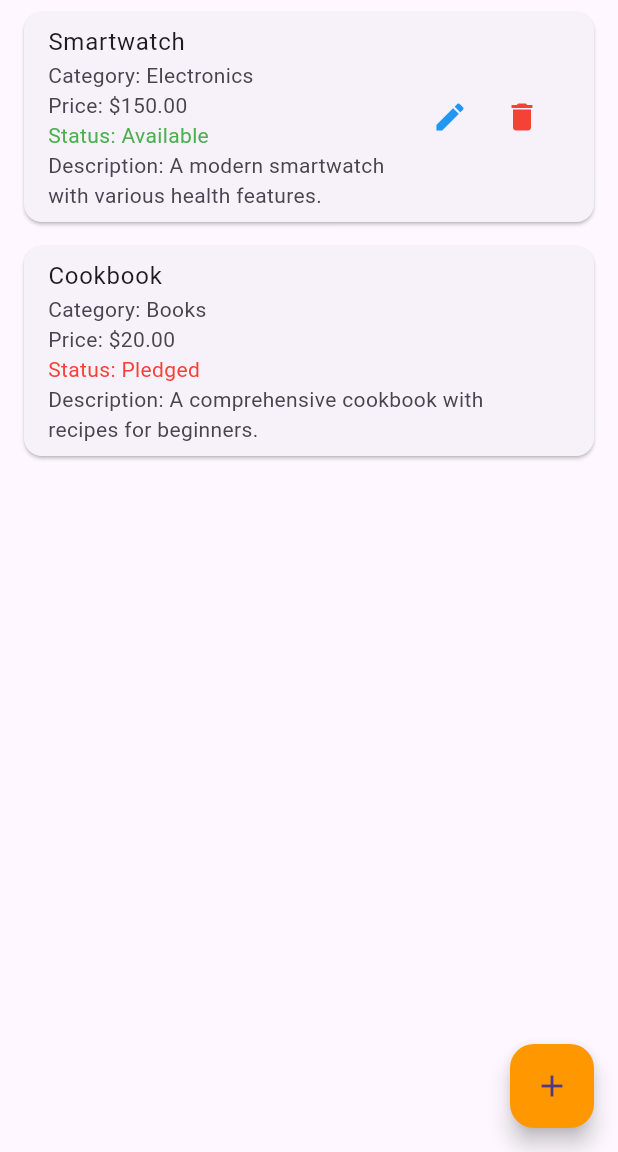
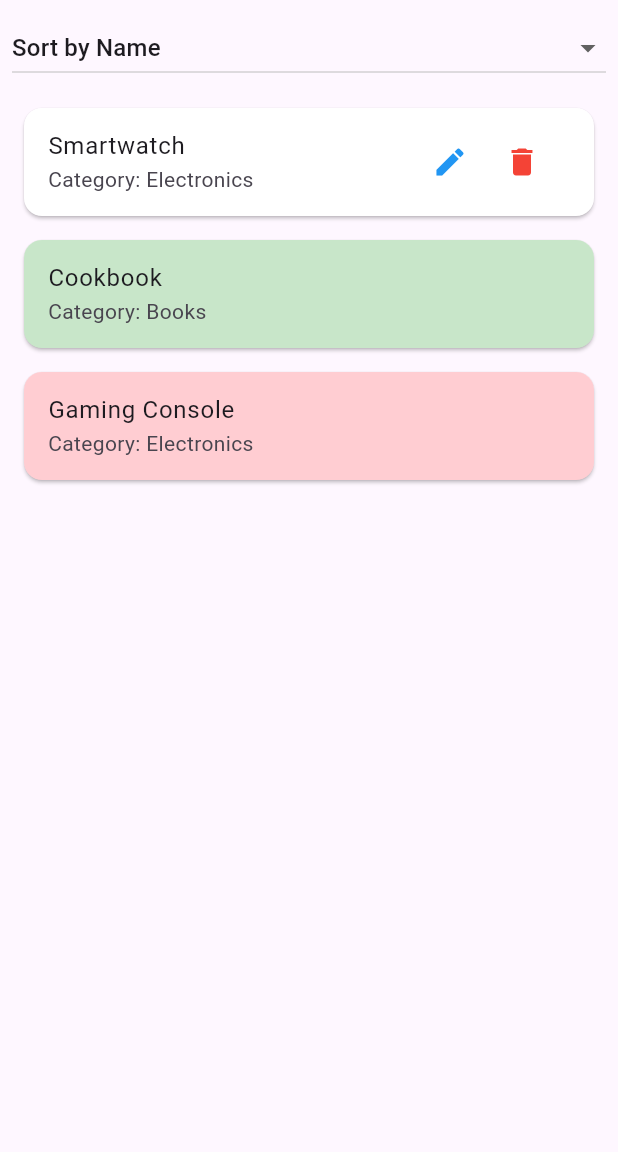
Before and after one commit to habibayasserr/HedieatyApp, a Flutter app: the GiftListView screen opened directly with empty values, on a phone screen of 412 x 824 dp, the part 84-1236 px from its top. Run offline on Flutter 3.47's test engine with Material 3 defaults, Android fonts, the phone set to English and light mode, and no system bars; our stand-ins replace cloud_firestore, firebase_auth; accounts and stored records are empty.

Commit message:
Updated the gift list page to change the color of the card according to the status

```diff
--- a/lib/views/gift_list_view.dart
+++ b/lib/views/gift_list_view.dart
@@ -1,11 +1,11 @@
 import 'package:flutter/material.dart';
-import '../models/event_model.dart';
 import '../models/gift_model.dart';
 import '../widgets/custom_header.dart';
 import 'gift_details_view.dart';
+import '../models/event_model.dart';
 
 class GiftListView extends StatefulWidget {
-  final Event event;
+  final Event event; // Pass the associated event
 
   const GiftListView({Key? key, required this.event}) : super(key: key);
 
@@ -19,34 +19,38 @@ class _GiftListViewState extends State<GiftListView> {
       name: 'Smartwatch',
       category: 'Electronics',
       status: 'Available',
-      price: 150.0,
+      price: 1500.0,
       description: 'A modern smartwatch with various health features.',
     ),
     Gift(
       name: 'Cookbook',
       category: 'Books',
       status: 'Pledged',
-      price: 20.0,
+      price: 200.0,
       description: 'A comprehensive cookbook with recipes for beginners.',
+    ),
+    Gift(
+      name: 'Gaming Console',
+      category: 'Electronics',
+      status: 'Purchased',
+      price: 10000.0,
+      description: 'A high-end gaming console with advanced features.',
     ),
   ];
 
-  Future<void> _navigateToGiftDetails({Gift? gift, int? index}) async {
-    final result = await Navigator.push(
-      context,
-      MaterialPageRoute(
-        builder: (context) => GiftDetailsView(gift: gift),
-      ),
-    );
+  String selectedSortOption = 'Sort by Name';
 
-    if (result != null && result is Gift) {
-      setState(() {
-        if (gift == null) {
-          gifts.add(result); // Add new gift
-        } else {
-          gifts[index!] = result; // Update existing gift
-        }
-      });
+  void _sortGifts() {
+    switch (selectedSortOption) {
+      case 'Sort by Name':
+        gifts.sort((a, b) => a.name.compareTo(b.name));
+        break;
+      case 'Sort by Category':
+        gifts.sort((a, b) => a.category.compareTo(b.category));
+        break;
+      case 'Sort by Price':
+        gifts.sort((a, b) => a.price.compareTo(b.price));
+        break;
     }
   }
 
@@ -56,48 +60,85 @@ class _GiftListViewState extends State<GiftListView> {
       appBar: CustomHeader(
         title: widget.event.name,
         onProfileTap: () {
-          Navigator.pushNamed(context, '/profile');
+          // Navigate to Profile
         },
         onNotificationTap: () {
-          // Handle notification
+          // Handle Notification
         },
       ),
       body: Column(
         children: [
+          // Sorting Dropdown
+          Padding(
+            padding: const EdgeInsets.all(8.0),
+            child: DropdownButton<String>(
+              value: selectedSortOption,
+              items: [
+                'Sort by Name',
+                'Sort by Category',
+                'Sort by Price',
+              ].map((sortOption) {
+                return DropdownMenuItem(
+                  value: sortOption,
+                  child: Text(sortOption),
+                );
+              }).toList(),
+              onChanged: (value) {
+                if (value != null) {
+                  setState(() {
+                    selectedSortOption = value;
+                    _sortGifts();
+                  });
+                }
+              },
+              isExpanded: true,
+            ),
+          ),
+          // Gift List
           Expanded(
             child: ListView.builder(
               itemCount: gifts.length,
               itemBuilder: (context, index) {
                 final gift = gifts[index];
+                // Change card color based on gift status
+                final Color cardColor = gift.status == 'Purchased'
+                    ? Colors.red[100]!
+                    : gift.status == 'Pledged'
+                        ? Colors.green[100]!
+                        : Colors.white;
+
                 return Card(
+                  color: cardColor,
                   margin:
                       const EdgeInsets.symmetric(horizontal: 16, vertical: 8),
                   child: ListTile(
                     title: Text(gift.name),
-                    subtitle: Column(
-                      crossAxisAlignment: CrossAxisAlignment.start,
-                      children: [
-                        Text('Category: ${gift.category}'),
-                        Text('Price: \$${gift.price.toStringAsFixed(2)}'),
-                        Text(
-                          'Status: ${gift.status}',
-                          style: TextStyle(
-                            color: gift.status == 'Available'
-                                ? Colors.green
-                                : Colors.red,
-                          ),
+                    subtitle: Text('Category: ${gift.category}'),
+                    onTap: () {
+                      // Navigate to Gift Details
+                      Navigator.push(
+                        context,
+                        MaterialPageRoute(
+                          builder: (context) => GiftDetailsView(gift: gift),
                         ),
-                        Text('Description: ${gift.description}'),
-                      ],
-                    ),
+                      );
+                    },
                     trailing: Row(
                       mainAxisSize: MainAxisSize.min,
                       children: [
                         if (gift.status == 'Available')
                           IconButton(
                             icon: const Icon(Icons.edit, color: Colors.blue),
-                            onPressed: () => _navigateToGiftDetails(
-                                gift: gift, index: index),
+                            onPressed: () {
+                              // Navigate to Gift Details for Editing
+                              Navigator.push(
+                                context,
+                                MaterialPageRoute(
+                                  builder: (context) =>
+                                      GiftDetailsView(gift: gift),
+                                ),
+                              );
+                            },
                           ),
                         if (gift.status == 'Available')
                           IconButton(
@@ -117,11 +158,6 @@ class _GiftListViewState extends State<GiftListView> {
           ),
         ],
       ),
-      floatingActionButton: FloatingActionButton(
-        onPressed: () => _navigateToGiftDetails(),
-        backgroundColor: Colors.orange,
-        child: const Icon(Icons.add),
-      ),
     );
   }
 }
```
